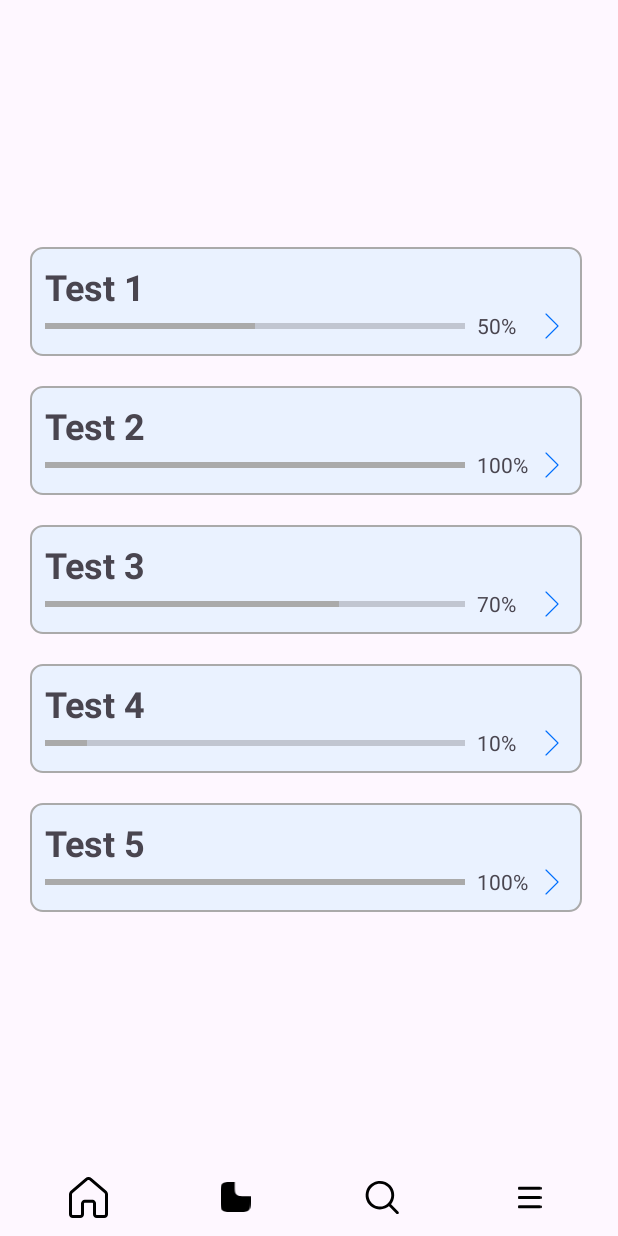
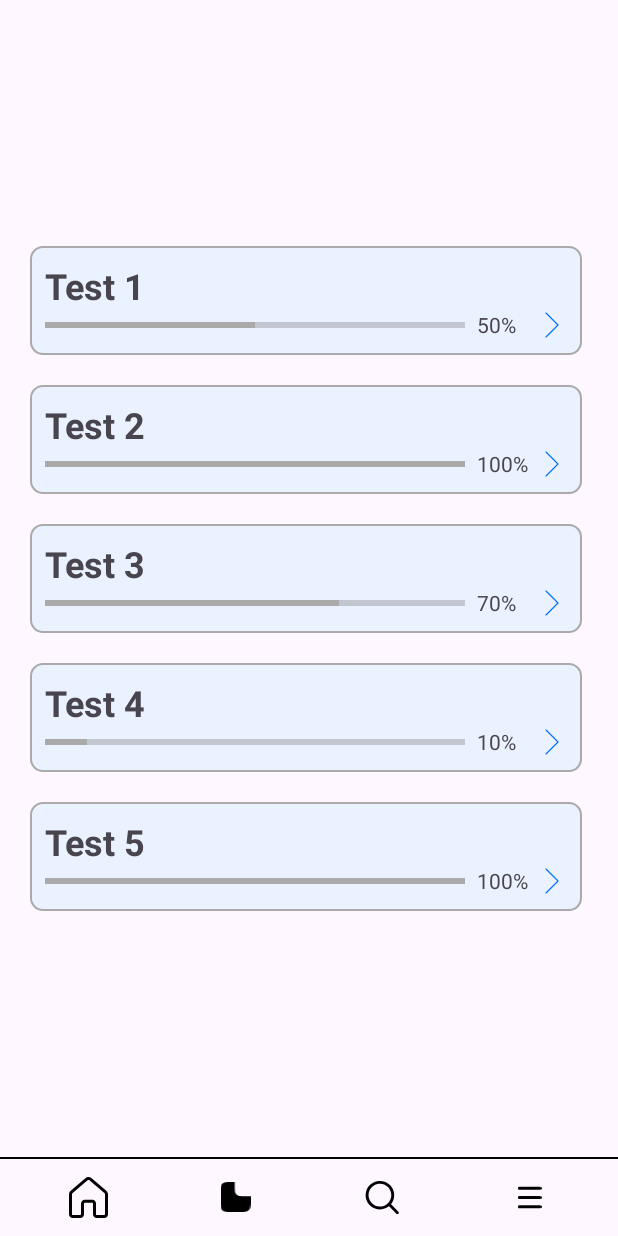
Before and after one commit to VanAnh-13/AppPracticeTestHaui, an Android app: the MainActivity screen opened directly, with no data from a screen before it, after a tap on an icon or button, on a phone screen of 412 x 824 dp. Run offline under Robolectric (Android 15) with nearby library versions, the light colour scheme and no system bars; 1 other tap on this screen came first.

Commit message:
feat: add dividerline into main fragment

```diff
--- a/app/src/main/res/layout/activity_main.xml
+++ b/app/src/main/res/layout/activity_main.xml
@@ -18,6 +18,12 @@
         android:layout_marginBottom="10dp"
         app:defaultNavHost="true"
         app:navGraph="@navigation/all_function_nav" />
+
+    <!-- Divider line -->
+    <View
+        android:layout_width="match_parent"
+        android:layout_height="1dp"
+        android:background="@android:color/black"/>
 
     <LinearLayout
         android:id="@+id/linearLayout"
```
